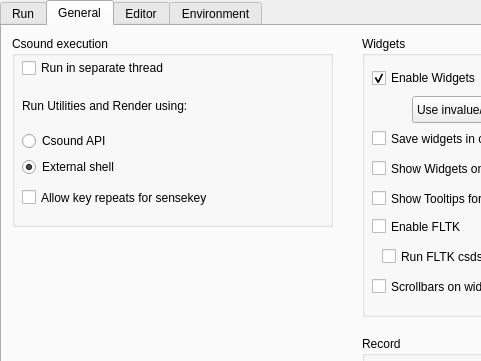
Old version of the form src/configdialog.ui in the repository CsoundQt/CsoundQt; both pictures show x 0 to 481 and y 0 to 361 of the 686 by 601 pixel window.
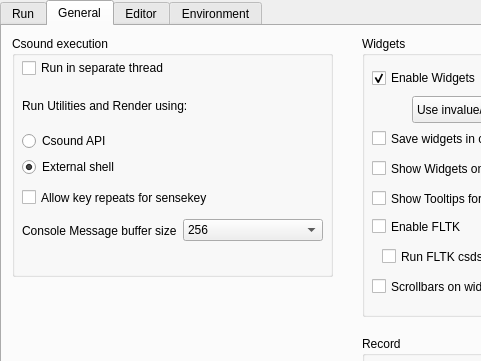
New version of the form.

Commit message: Size of message buffer can now be set to no limit, 256 and 1024 in the preferences If csound is stopped, the message buffer is discarded

What changed in the file:
```diff
--- a/src/configdialog.ui
+++ b/src/configdialog.ui
@@ -628,7 +628,7 @@
        <x>10</x>
        <y>10</y>
        <width>321</width>
-       <height>191</height>
+       <height>241</height>
       </rect>
      </property>
      <property name="title">
@@ -699,6 +699,44 @@
        <string>Allow key repeats for sensekey</string>
       </property>
      </widget>
+     <widget class="QWidget" name="">
+      <property name="geometry">
+       <rect>
+        <x>10</x>
+        <y>180</y>
+        <width>301</width>
+        <height>29</height>
+       </rect>
+      </property>
+      <layout class="QHBoxLayout" name="horizontalLayout_4">
+       <item>
+        <widget class="QLabel" name="label_27">
+         <property name="text">
+          <string>Console Message buffer size</string>
+         </property>
+        </widget>
+       </item>
+       <item>
+        <widget class="QComboBox" name="consoleBufferComboBox">
+         <item>
+          <property name="text">
+           <string>256</string>
+          </property>
+         </item>
+         <item>
+          <property name="text">
+           <string>1024</string>
+          </property>
+         </item>
+         <item>
+          <property name="text">
+           <string>No limit</string>
+          </property>
+         </item>
+        </widget>
+       </item>
+      </layout>
+     </widget>
     </widget>
     <widget class="QGroupBox" name="groupBox_6">
      <property name="geometry">
```
The commit also changes 3 other files.
